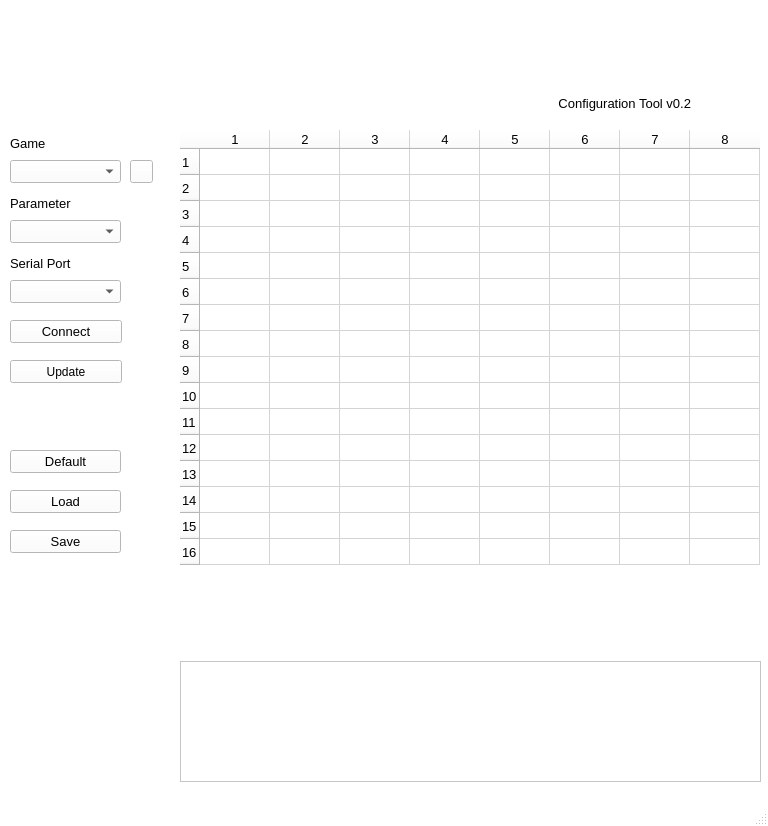
Above: afterglow_config/mainwindow.ui from bitfieldlabs/afterglow before the change. Below: the same form after it.
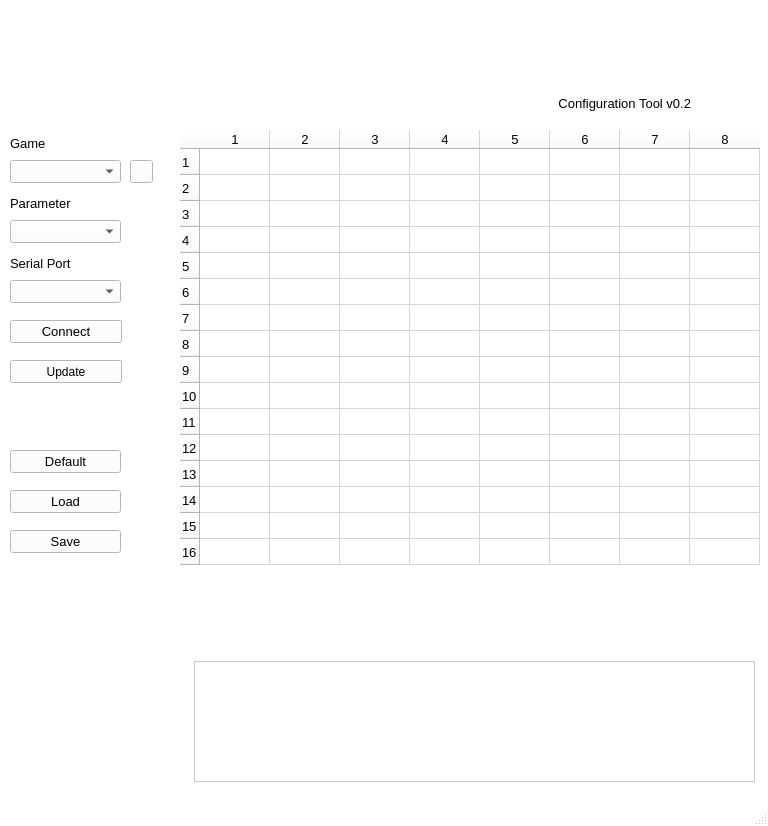
That is the form after the change. Icons and pictures are not drawn.

The edit to the form file:
```diff
--- a/afterglow_config/mainwindow.ui
+++ b/afterglow_config/mainwindow.ui
@@ -813,7 +813,7 @@
    <widget class="QLabel" name="label_6">
     <property name="geometry">
      <rect>
-      <x>700</x>
+      <x>675</x>
       <y>730</y>
       <width>61</width>
       <height>51</height>
@@ -832,9 +832,9 @@
    <widget class="QTextBrowser" name="tickerText">
     <property name="geometry">
      <rect>
-      <x>180</x>
+      <x>194</x>
       <y>661</y>
-      <width>581</width>
+      <width>561</width>
       <height>121</height>
      </rect>
     </property>
```
